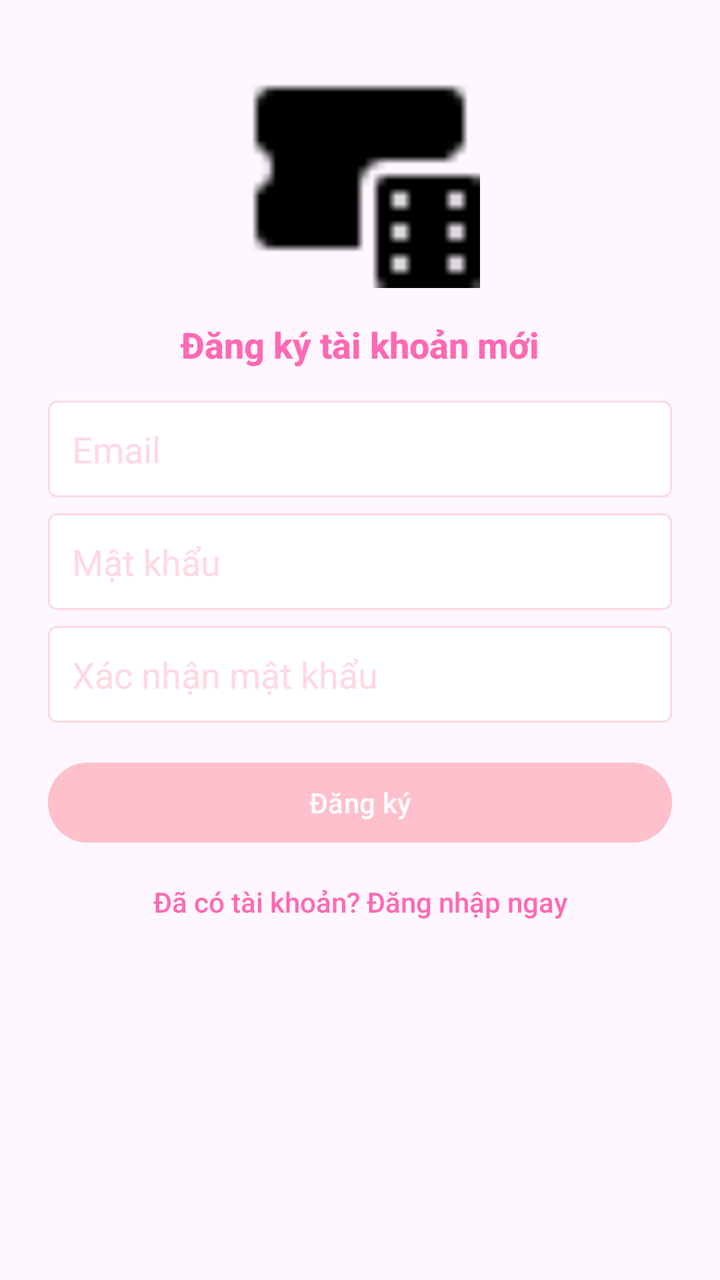
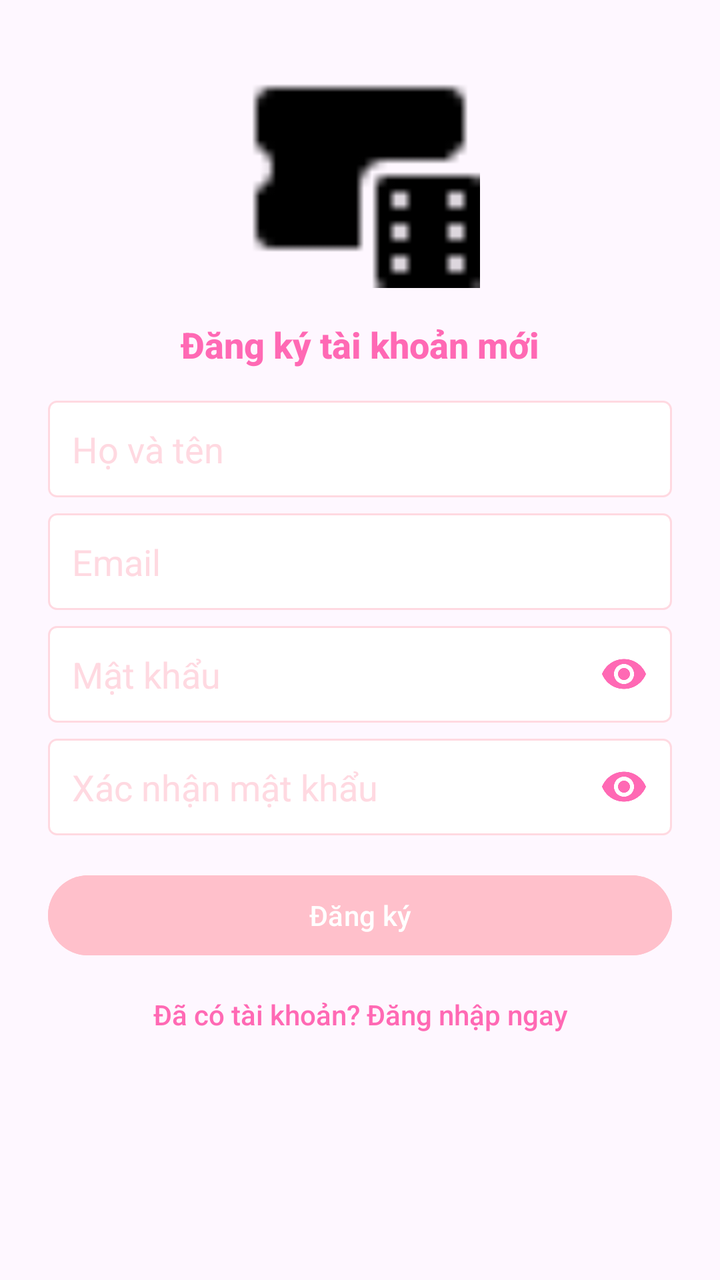

An Android layout rendered at two revisions. The XML below is the earlier revision; the diff shows what the commit changed to produce the second picture.
<!-- AndroidManifest.xml: application theme Theme.PRM392G2MovieBookingMobileApp -->
<!-- res/layout/activity_register.xml -->
<?xml version="1.0" encoding="utf-8"?>
<LinearLayout xmlns:android="http://schemas.android.com/apk/res/android"
    android:layout_width="match_parent"
    android:layout_height="match_parent"
    android:orientation="vertical"
    android:padding="24dp"
    android:gravity="center_horizontal">

    
    <ImageView
        android:id="@+id/logo"
        android:layout_width="120dp"
        android:layout_height="120dp"
        android:contentDescription="App Logo"
        android:src="@drawable/ic_cinema_logo" />

    
    <TextView
        android:id="@+id/tv_welcome"
        android:layout_width="wrap_content"
        android:layout_height="wrap_content"
        android:text="Đăng ký tài khoản mới"
        android:textAppearance="?android:textAppearanceMedium"
        android:textColor="@color/pink_dark"
        android:textStyle="bold"
        android:fontFamily="sans-serif-medium"
        android:gravity="center"
        android:layout_marginTop="16dp" />

    
    <EditText
        android:id="@+id/et_email"
        android:layout_width="match_parent"
        android:layout_height="wrap_content"
        android:hint="Email"
        android:inputType="textEmailAddress"
        android:background="@drawable/edittext_background"
        android:textColor="@color/pink_dark"
        android:textColorHint="@color/pink_light"
        android:padding="12dp"
        android:layout_marginTop="16dp" />

    
    <EditText
        android:id="@+id/et_password"
        android:layout_width="match_parent"
        android:layout_height="wrap_content"
        android:hint="Mật khẩu"
        android:inputType="textPassword"
        android:background="@drawable/edittext_background"
        android:textColor="@color/pink_dark"
        android:textColorHint="@color/pink_light"
        android:padding="12dp"
        android:layout_marginTop="8dp" />

    
    <EditText
        android:id="@+id/et_confirm_password"
        android:layout_width="match_parent"
        android:layout_height="wrap_content"
        android:hint="Xác nhận mật khẩu"
        android:inputType="textPassword"
        android:background="@drawable/edittext_background"
        android:textColor="@color/pink_dark"
        android:textColorHint="@color/pink_light"
        android:padding="12dp"
        android:layout_marginTop="8dp" />

    
    <Button
        android:id="@+id/btn_register"
        android:layout_width="match_parent"
        android:layout_height="wrap_content"
        android:text="Đăng ký"
        android:backgroundTint="@color/pink"
        android:textColor="@android:color/white"
        android:textAllCaps="false"
        android:layout_marginTop="16dp" />

    
    <TextView
        android:id="@+id/tv_login"
        android:layout_width="wrap_content"
        android:layout_height="wrap_content"
        android:text="Đã có tài khoản? Đăng nhập ngay"
        android:textAppearance="?android:textAppearanceSmall"
        android:textColor="@color/pink_dark"
        android:fontFamily="sans-serif-medium"
        android:gravity="center"
        android:layout_marginTop="16dp" />
</LinearLayout>
<!-- resources referenced by this layout -->
<resources>
  <color name="pink">#FFC0CB</color>
  <color name="pink_dark">#FF69B4</color>
  <color name="pink_light">#FFD9E1</color>
  <!-- drawable edittext_background (drawable) -->
  <?xml version="1.0" encoding="utf-8"?>
  <shape xmlns:android="http://schemas.android.com/apk/res/android"
      android:shape="rectangle">
      <solid android:color="@android:color/white" />
      <stroke
          android:width="1dp"
          android:color="@color/pink_light" />
      <corners android:radius="4dp" />
  </shape>
  <!-- drawable ic_cinema_logo: png bitmap (drawable, 264 bytes) -->
  <style name="Theme.PRM392G2MovieBookingMobileApp" parent="Base.Theme.PRM392G2MovieBookingMobileApp" />
  <style name="Base.Theme.PRM392G2MovieBookingMobileApp" parent="Theme.Material3.DayNight.NoActionBar">
          
          
      </style>
</resources>

<!-- the commit's change to res/layout/activity_register.xml (unified diff, before → after) -->
@@ -29,6 +29,19 @@
 
     
     <EditText
+        android:id="@+id/et_name"
+        android:layout_width="match_parent"
+        android:layout_height="wrap_content"
+        android:hint="Họ và tên"
+        android:inputType="textPersonName"
+        android:background="@drawable/edittext_background"
+        android:textColor="@color/pink_dark"
+        android:textColorHint="@color/pink_light"
+        android:padding="12dp"
+        android:layout_marginTop="16dp" />
+
+    
+    <EditText
         android:id="@+id/et_email"
         android:layout_width="match_parent"
         android:layout_height="wrap_content"
@@ -38,7 +51,7 @@
         android:textColor="@color/pink_dark"
         android:textColorHint="@color/pink_light"
         android:padding="12dp"
-        android:layout_marginTop="16dp" />
+        android:layout_marginTop="8dp" />
 
     
     <EditText
@@ -51,7 +64,9 @@
         android:textColor="@color/pink_dark"
         android:textColorHint="@color/pink_light"
         android:padding="12dp"
-        android:layout_marginTop="8dp" />
+        android:layout_marginTop="8dp"
+        android:drawableEnd="@drawable/ic_eye"
+        android:drawableTint="@color/pink_dark"/>
 
     
     <EditText
@@ -64,7 +79,9 @@
         android:textColor="@color/pink_dark"
         android:textColorHint="@color/pink_light"
         android:padding="12dp"
-        android:layout_marginTop="8dp" />
+        android:layout_marginTop="8dp"
+        android:drawableEnd="@drawable/ic_eye"
+        android:drawableTint="@color/pink_dark"/>
 
     
     <Button
<!-- resource entries referenced after the edit -->
@@ -14,6 +14,16 @@
       <corners android:radius="4dp" />
   </shape>
   <!-- drawable ic_cinema_logo: png bitmap (drawable, 264 bytes) -->
+  <!-- drawable ic_eye (drawable) -->
+  <vector xmlns:android="http://schemas.android.com/apk/res/android"
+      android:width="24dp"
+      android:height="24dp"
+      android:viewportWidth="24"
+      android:viewportHeight="24">
+      <path
+          android:fillColor="#000000"
+          android:pathData="M12,4.5C7,4.5 2.73,7.61 1,12c1.73,4.39 6,7.5 11,7.5s9.27,-3.11 11,-7.5c-1.73,-4.39 -6,-7.5 -11,-7.5zM12,17c-2.76,0 -5,-2.24 -5,-5s2.24,-5 5,-5 5,2.24 5,5 -2.24,5 -5,5zM12,9c-1.66,0 -3,1.34 -3,3s1.34,3 3,3 3,-1.34 3,-3 -1.34,-3 -3,-3z"/>
+  </vector>
   <style name="Theme.PRM392G2MovieBookingMobileApp" parent="Base.Theme.PRM392G2MovieBookingMobileApp" />
   <style name="Base.Theme.PRM392G2MovieBookingMobileApp" parent="Theme.Material3.DayNight.NoActionBar">
           
